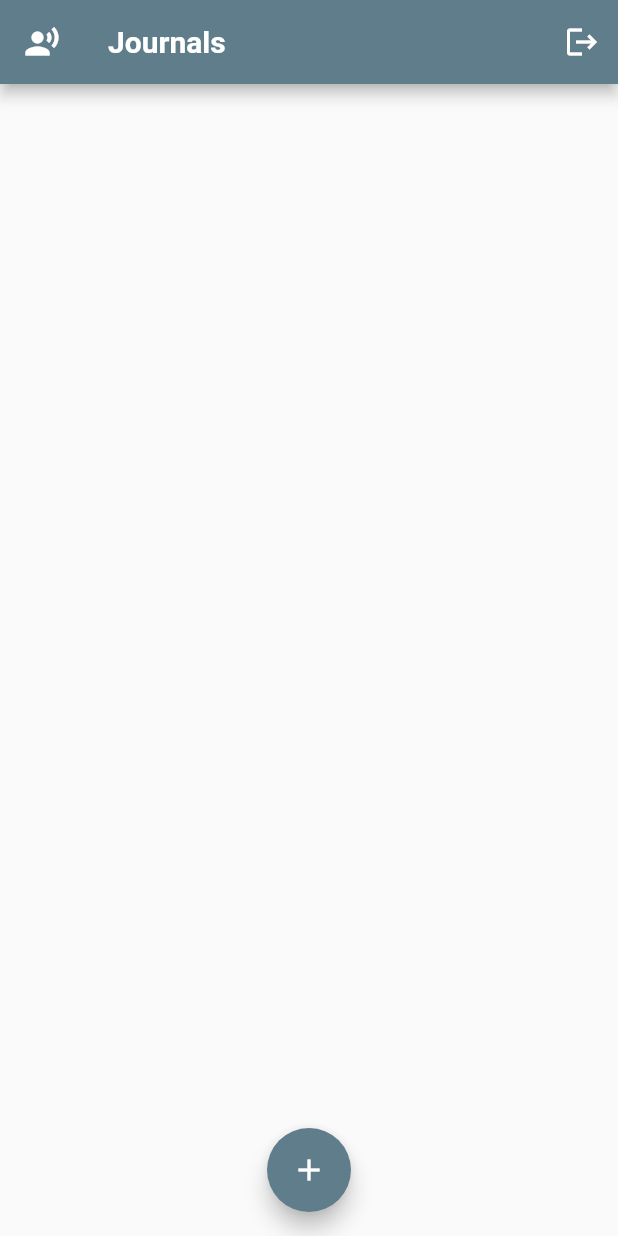
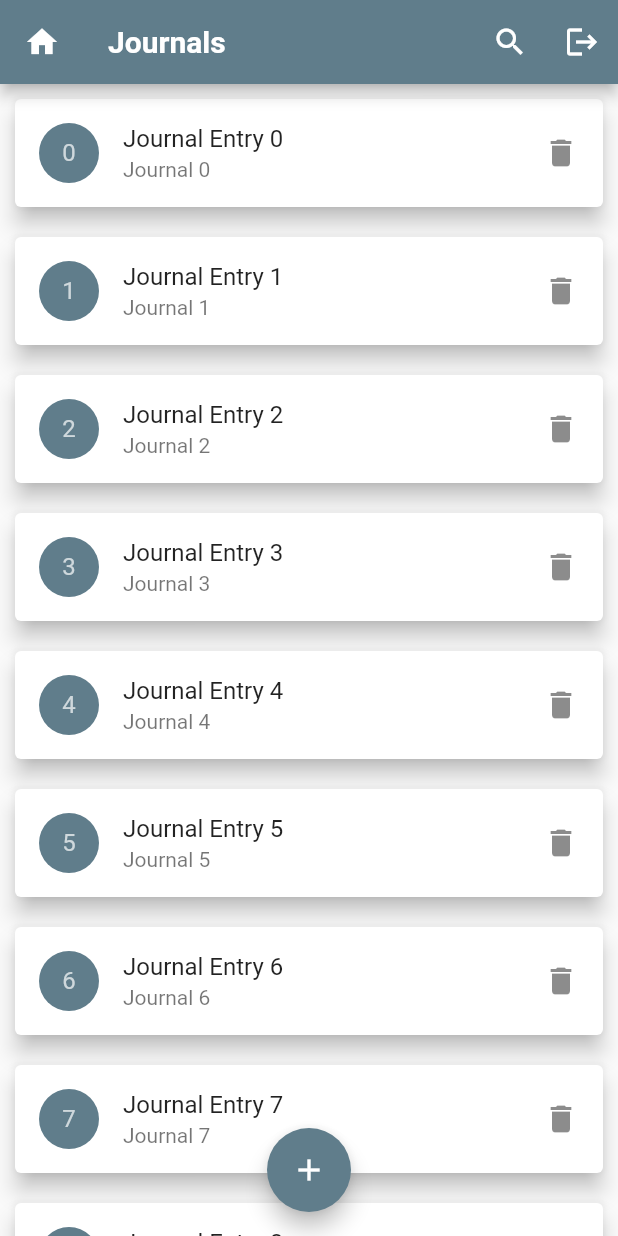
Before and after one commit to enzonjagi/Voice_Journalling_Assistant, a Flutter app: the JournalHome screen opened directly, on a phone screen of 412 x 824 dp. Run offline on Flutter 3.47's test engine with Material 2 defaults, Android fonts, the phone set to English and light mode, and no system bars; our stand-ins replace avatar_glow, bloc, equatable, speech_to_text; missing offline and left inert: highlight_text.

Commit message:
Added a Listview.builder with mock data

```diff
--- a/fluttercode/voice_journalling/lib/journal_list.dart
+++ b/fluttercode/voice_journalling/lib/journal_list.dart
@@ -15,19 +15,33 @@ class _JournalHomeState extends State<JournalHome> {
   // Should contain a get request to the journals api for all journals
   // and order them by date or id
   List<ListItem> items = [];
+  final List dummyList = List.generate(1000, (index) {
+    return {
+      "id": index,
+      "title": "Journal Entry $index",
+      "subtitle": "Journal $index"
+    };
+  });
   @override
   Widget build(BuildContext context) {
     return Scaffold(
       appBar: AppBar(
         shadowColor: Colors.black,
-        leading: Icon(Icons.record_voice_over),
+        leading: IconButton(
+          onPressed: () {},
+          icon: Icon(Icons.home),
+        ),
         actions: [
+          IconButton(
+            onPressed: () {},
+            icon: Icon(Icons.search),
+          ),
           IconButton(
             onPressed: () {
               Navigator.pop(context);
             },
             icon: Icon(Icons.logout),
-          )
+          ),
         ],
         title: Text(
           'Journals',
@@ -45,22 +59,23 @@ class _JournalHomeState extends State<JournalHome> {
         },
         child: Icon(Icons.add),
       ),
-      body: Padding(
-        padding: const EdgeInsets.all(10.0),
-        /*child: ListView.builder(
-            itemCount: items.length,
-            // confirm how this should work
-            itemBuilder: (context, index) {
-              return ListTile(
-                title: Text('This'),
-                subtitle: Text('That'),
-              );
-            },
-          ),*/
-        child: Center(
-            child: SingleChildScrollView(
-          child: Container(),
-        )),
+      body: SafeArea(
+        child: ListView.builder(
+          itemCount: dummyList.length,
+          itemBuilder: (context, index) => Card(
+            elevation: 6,
+            margin: EdgeInsets.all(10),
+            child: ListTile(
+              leading: CircleAvatar(
+                child: Text(dummyList[index]["id"].toString()),
+                backgroundColor: Colors.blueGrey,
+              ),
+              title: Text(dummyList[index]["title"]),
+              subtitle: Text(dummyList[index]["subtitle"]),
+              trailing: Icon(Icons.delete),
+            ),
+          ),
+        ),
       ),
     );
   }
```
